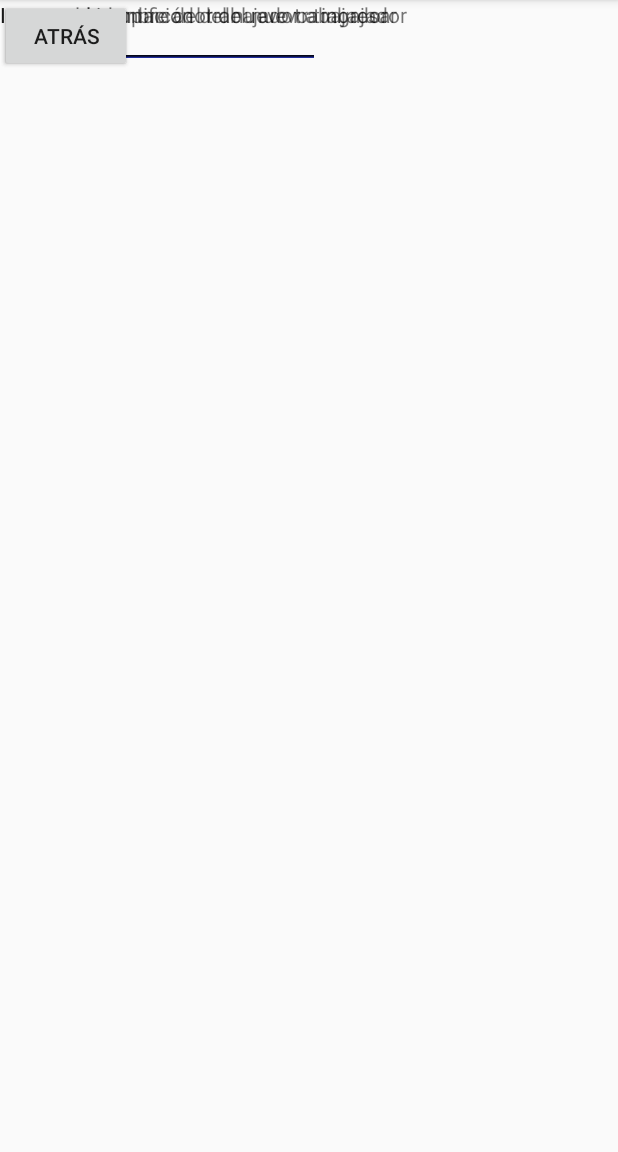
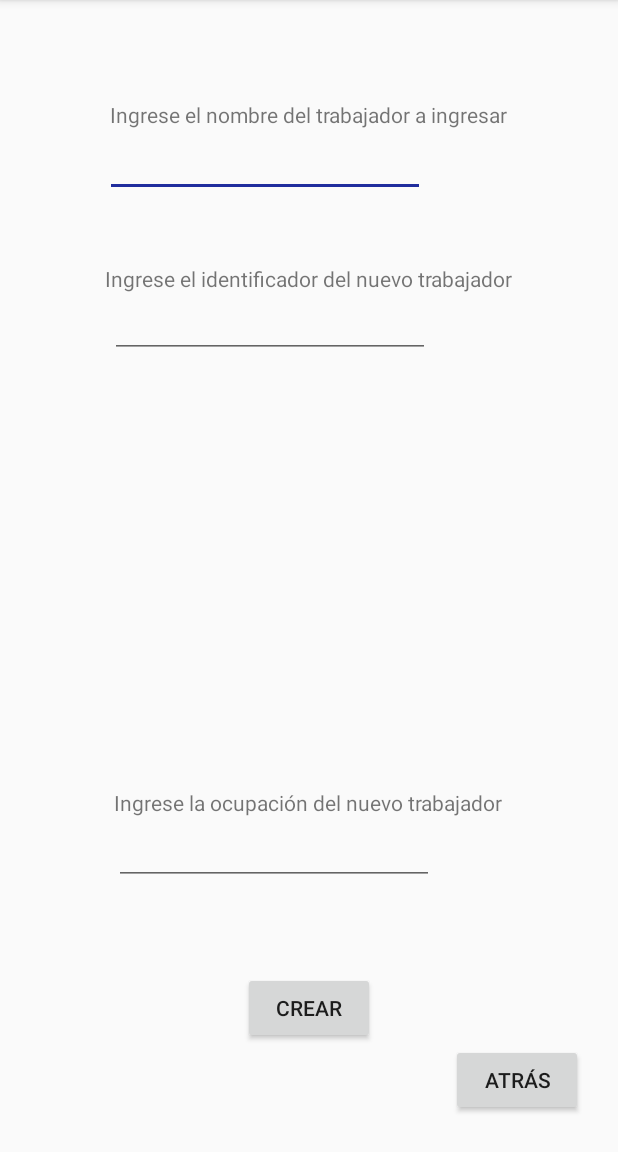
Before and after one commit to LightDragooon/SistemaMuestreos, an Android app: the crear_trabajador screen opened directly, with no data from a screen before it, on a phone screen of 412 x 824 dp, the part 84-1236 px from its top. Run offline under Robolectric (Android 15) with nearby library versions, the phone set to English and light mode, and no system bars.

Commit message:
Cambios de pantalla trabajadores

```diff
--- a/app/src/main/java/gruporeque/sistemamuestreos/crear_trabajador.java
+++ b/app/src/main/java/gruporeque/sistemamuestreos/crear_trabajador.java
@@ -14,13 +14,13 @@ public class crear_trabajador extends AppCompatActivity {
     protected void onCreate(Bundle savedInstanceState) {
         super.onCreate(savedInstanceState);
         setContentView(R.layout.activity_crear_trabajador);
-        getActionBar().hide();
+        //getActionBar().hide();
         btnCrearTrabajador = (Button)findViewById(R.id.btn_CrearTrabajador);
         btnAtrasCrearTrabajador = (Button)findViewById(R.id.btn_AtrasCrearTrabajador);
         btnAtrasCrearTrabajador.setOnClickListener(new View.OnClickListener() {
             @Override
             public void onClick(View v) {
-                Intent abrirMenuAdministrador = new Intent(crear_trabajador.this,MenuAdministrador.class);
+                Intent abrirMenuAdministrador = new Intent(crear_trabajador.this,Trabajadores.class);
                 startActivity(abrirMenuAdministrador);
             }
         });
--- a/app/src/main/res/layout/activity_crear_trabajador.xml
+++ b/app/src/main/res/layout/activity_crear_trabajador.xml
@@ -10,6 +10,9 @@
         android:id="@+id/labelNombreTrabajador"
         android:layout_width="wrap_content"
         android:layout_height="wrap_content"
+        android:layout_above="@+id/txt_NombreNuevoTrabajador"
+        android:layout_centerHorizontal="true"
+        android:layout_marginBottom="-86dp"
         android:text="Ingrese el nombre del trabajador a ingresar"
         tools:layout_editor_absoluteX="44dp"
         tools:layout_editor_absoluteY="66dp" />
@@ -18,6 +21,9 @@
         android:id="@+id/txt_NombreNuevoTrabajador"
         android:layout_width="wrap_content"
         android:layout_height="wrap_content"
+        android:layout_alignParentTop="true"
+        android:layout_alignStart="@+id/label_ApodoNuevoTrabajador"
+        android:layout_marginTop="86dp"
         android:ems="10"
         android:inputType="textPersonName"
         tools:layout_editor_absoluteX="44dp"
@@ -27,6 +33,9 @@
         android:id="@+id/label_ApodoNuevoTrabajador"
         android:layout_width="wrap_content"
         android:layout_height="wrap_content"
+        android:layout_above="@+id/txt_ApodoNuevoTrabajador"
+        android:layout_centerHorizontal="true"
+        android:layout_marginBottom="-195dp"
         android:text="Ingrese el identificador del nuevo trabajador"
         tools:layout_editor_absoluteX="44dp"
         tools:layout_editor_absoluteY="166dp" />
@@ -35,6 +44,9 @@
         android:id="@+id/txt_ApodoNuevoTrabajador"
         android:layout_width="wrap_content"
         android:layout_height="wrap_content"
+        android:layout_alignParentTop="true"
+        android:layout_alignStart="@+id/labelNombreTrabajador"
+        android:layout_marginTop="193dp"
         android:ems="10"
         android:inputType="textPersonName"
         tools:layout_editor_absoluteX="44dp"
@@ -44,6 +56,9 @@
         android:id="@+id/label_OcupacionNuevoTrabajador"
         android:layout_width="wrap_content"
         android:layout_height="wrap_content"
+        android:layout_alignParentBottom="true"
+        android:layout_centerHorizontal="true"
+        android:layout_marginBottom="223dp"
         android:text="Ingrese la ocupación del nuevo trabajador"
         tools:layout_editor_absoluteX="44dp"
         tools:layout_editor_absoluteY="264dp" />
@@ -52,6 +67,9 @@
         android:id="@+id/txt_OcupacionNuevoTrabajador"
         android:layout_width="wrap_content"
         android:layout_height="wrap_content"
+        android:layout_alignStart="@+id/label_OcupacionNuevoTrabajador"
+        android:layout_below="@+id/label_OcupacionNuevoTrabajador"
+        android:layout_marginTop="-223dp"
         android:ems="10"
         android:inputType="textPersonName"
         tools:layout_editor_absoluteX="44dp"
@@ -61,6 +79,8 @@
         android:id="@+id/btn_CrearTrabajador"
         android:layout_width="wrap_content"
         android:layout_height="wrap_content"
+        android:layout_above="@+id/btn_AtrasCrearTrabajador"
+        android:layout_centerHorizontal="true"
         android:text="Crear"
         tools:layout_editor_absoluteX="148dp"
         tools:layout_editor_absoluteY="375dp" />
@@ -69,6 +89,10 @@
         android:id="@+id/btn_AtrasCrearTrabajador"
         android:layout_width="wrap_content"
         android:layout_height="wrap_content"
+        android:layout_alignParentBottom="true"
+        android:layout_alignParentEnd="true"
+        android:layout_marginBottom="24dp"
+        android:layout_marginEnd="23dp"
         android:text="Atrás"
         tools:layout_editor_absoluteX="268dp"
         tools:layout_editor_absoluteY="436dp" />
```
Also changed, not shown: app/src/main/java/gruporeque/sistemamuestreos/Trabajadores.java (+10 -0 lines), app/src/main/res/layout/activity_trabajadores.xml (+27 -0 lines).
